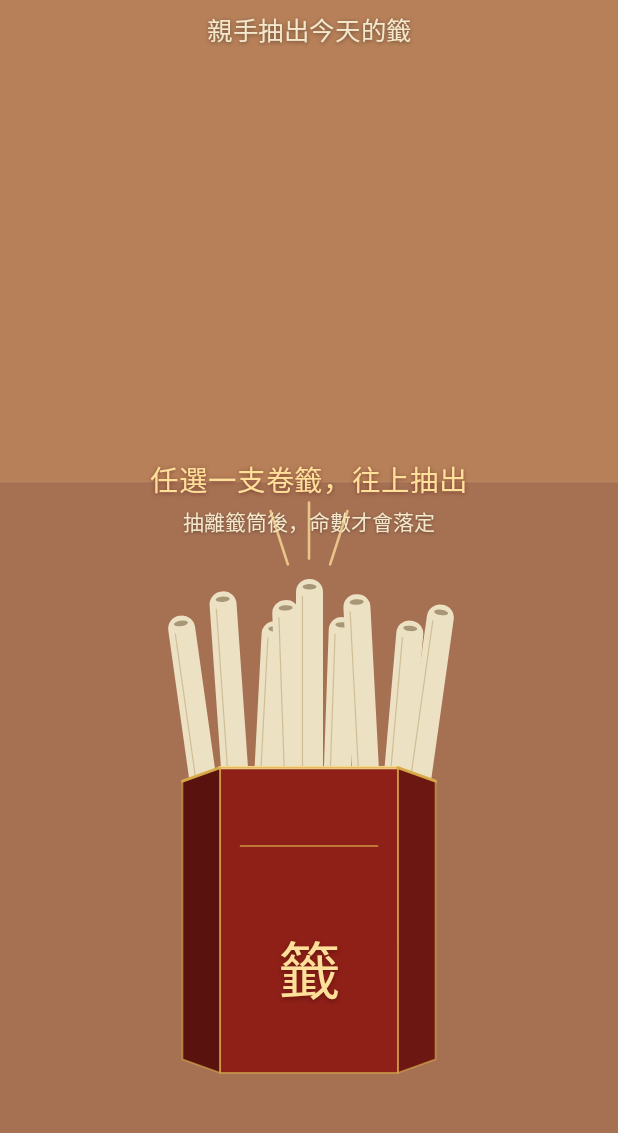
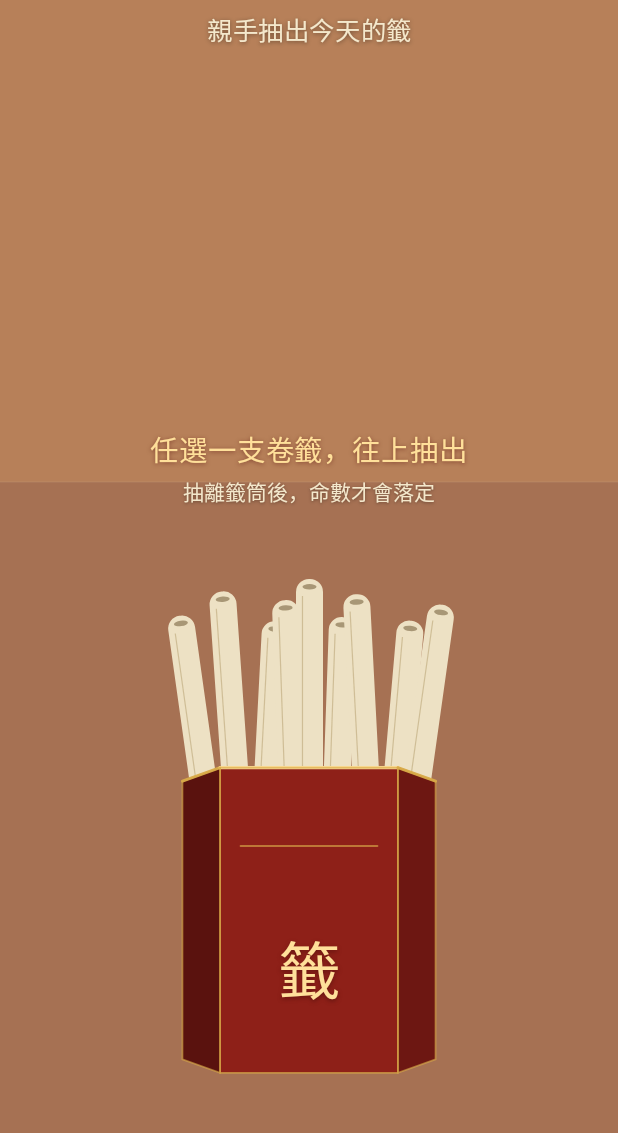
Before and after one commit to treepolo/daily-fortune, an Android app built with Jetpack Compose: the composable DailyFortuneScreen shown on its own in the app's theme, on a phone screen of 412 x 824 dp, the part 99-1232 px from its top. Run offline under Robolectric (Android 15) with nearby library versions, the light colour scheme and no system bars; Roboto replaces fonts that are not available here; 3 statements that could not run were skipped.

Commit message:
Hide idle slip emphasis and raise draw instructions
Only show the three emphasis strokes after a user selects a roll, move the instruction copy upward without moving the tube, and bump the app to v0.6.6.

```diff
--- a/app/build.gradle.kts
+++ b/app/build.gradle.kts
@@ -31,7 +31,7 @@ val prepareKaiFont by tasks.registering {
         if (!zipFile.exists() || zipFile.length() < 1_000_000L) {
             val url = URI("https://www.cns11643.gov.tw/opendata/Fonts_Kai.zip").toURL()
             val connection = url.openConnection().apply {
-                setRequestProperty("User-Agent", "daily-fortune-android-build/0.6.5")
+                setRequestProperty("User-Agent", "daily-fortune-android-build/0.6.6")
                 connectTimeout = 20_000
                 readTimeout = 120_000
             }
@@ -68,7 +68,7 @@ android {
         // CI builds use the monotonically increasing GitHub Actions run number so
         // every distributed APK can upgrade the previous one in place.
         versionCode = System.getenv("GITHUB_RUN_NUMBER")?.toIntOrNull() ?: 2
-        versionName = "0.6.5"
+        versionName = "0.6.6"
 
         // Empty values keep the app fully offline with embedded experiment defaults.
         // Production builds can inject these once; future experiment changes happen remotely.
--- a/app/src/main/java/com/treepolo/dailyfortune/ui/DailyFortuneScreen.kt
+++ b/app/src/main/java/com/treepolo/dailyfortune/ui/DailyFortuneScreen.kt
@@ -376,7 +376,7 @@ private fun DrawStage(
                     shadow = Shadow(Color.Black.copy(alpha = 0.38f), Offset(0f, 1f), 2f),
                 ),
             )
-            Spacer(modifier = Modifier.height(8.dp))
+            Spacer(modifier = Modifier.height(28.dp))
             InteractiveFortuneTube(
                 enabled = enabled,
                 onStickCommitted = onStickCommitted,
@@ -409,13 +409,10 @@ private fun RolledPaperSlip(modifier: Modifier = Modifier) {
 }
 
 @Composable
-private fun SlipEmphasisLines(
-    active: Boolean,
-    modifier: Modifier = Modifier,
-) {
+private fun SlipEmphasisLines(modifier: Modifier = Modifier) {
     Canvas(modifier = modifier.size(width = 64.dp, height = 48.dp)) {
-        val alpha = if (active) 0.98f else 0.76f
-        val stroke = if (active) 3.2f else 2.6f
+        val alpha = 0.98f
+        val stroke = 3.2f
         drawLine(
             color = GoldBright.copy(alpha = alpha),
             start = Offset(size.width * 0.28f, size.height * 0.88f),
@@ -466,17 +463,15 @@ private fun InteractiveFortuneTube(
             SlipPose(0, 20, 0f),
         )
     }
-    val suggestedIndex = 8
-    val focusIndex = activeIndex ?: suggestedIndex
-    val focusPose = poses[focusIndex]
-    val focusLift = if (activeIndex != null) 10f + 150f * dragProgress else 0f
 
     Box(
         modifier = Modifier.size(width = 228.dp, height = 360.dp),
         contentAlignment = Alignment.TopCenter,
     ) {
+        activeIndex?.let { focusIndex ->
+            val focusPose = poses[focusIndex]
+            val focusLift = 10f + 150f * dragProgress
             SlipEmphasisLines(
-            active = activeIndex != null,
                 modifier = Modifier
                     .offset(
                         x = focusPose.x.dp,
@@ -484,6 +479,7 @@ private fun InteractiveFortuneTube(
                     )
                     .zIndex(0f),
             )
+        }
 
         poses.forEachIndexed { index, pose ->
             val isActive = activeIndex == index
```
Lines whose indentation alone changed are shown as unchanged.
